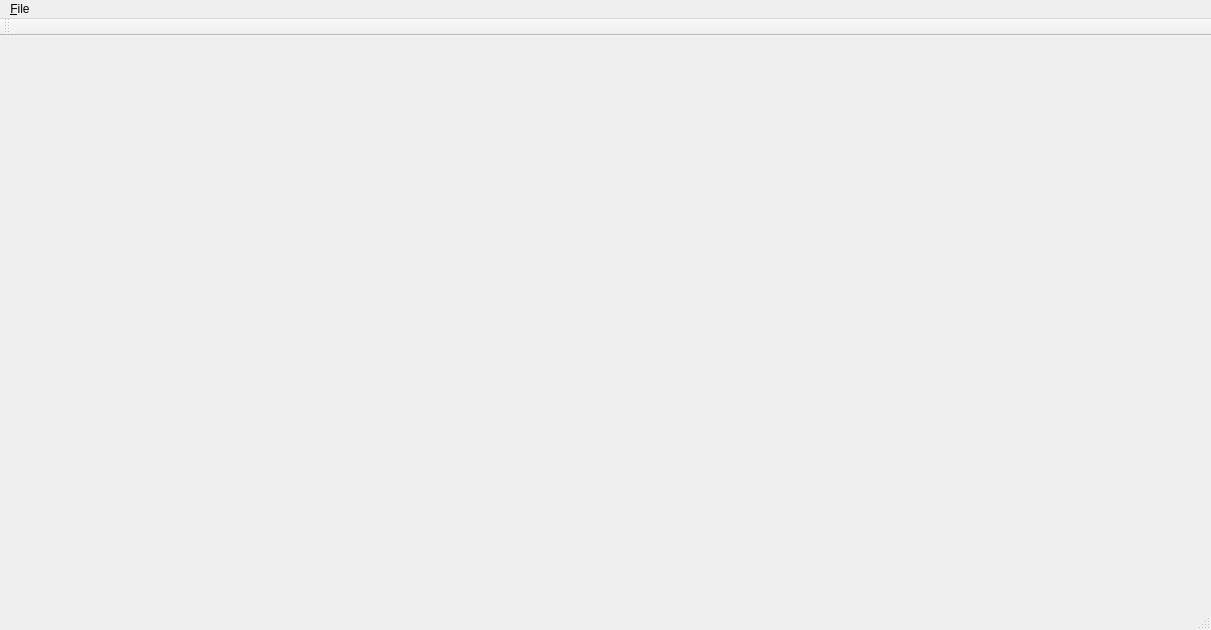
Old version of the form main_window.ui in the repository junchen88/Drone-Interface.
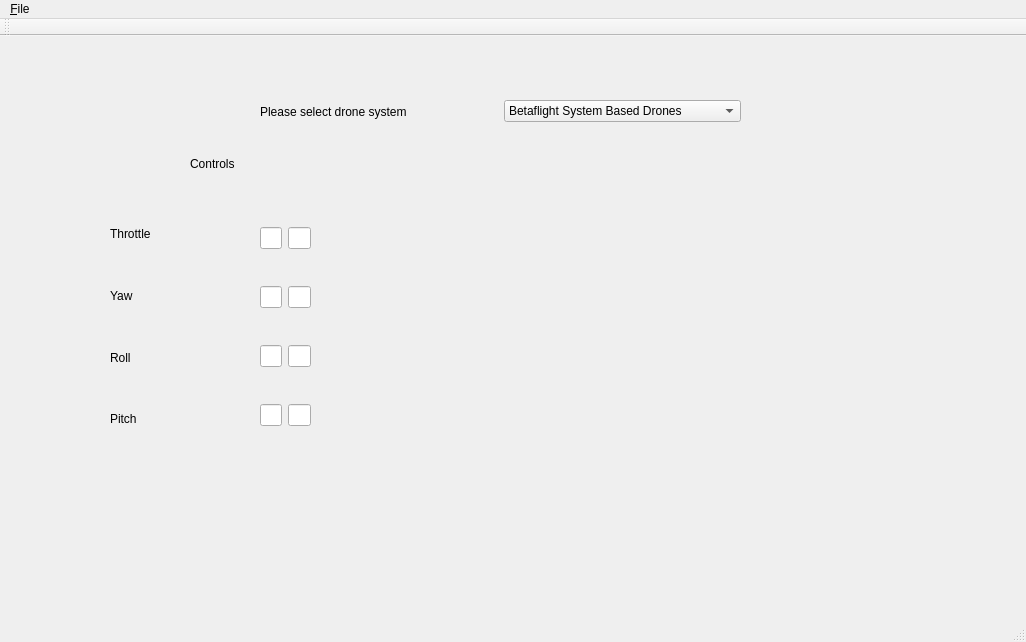
New version of the form. The open tabs and pages were chosen to show the change.

The edit to the form file:
```diff
--- a/main_window.ui
+++ b/main_window.ui
@@ -6,8 +6,8 @@
    <rect>
     <x>0</x>
     <y>0</y>
-    <width>1211</width>
-    <height>630</height>
+    <width>1026</width>
+    <height>642</height>
    </rect>
   </property>
   <property name="windowTitle">
@@ -19,7 +19,7 @@
      <rect>
       <x>0</x>
       <y>0</y>
-      <width>1001</width>
+      <width>1031</width>
       <height>581</height>
      </rect>
     </property>
@@ -286,7 +286,188 @@
       </property>
      </widget>
     </widget>
-    <widget class="QWidget" name="page_2"/>
+    <widget class="QWidget" name="page_2">
+     <widget class="QLabel" name="controlsSetLabel">
+      <property name="geometry">
+       <rect>
+        <x>190</x>
+        <y>120</y>
+        <width>57</width>
+        <height>15</height>
+       </rect>
+      </property>
+      <property name="text">
+       <string>Controls</string>
+      </property>
+     </widget>
+     <widget class="QWidget" name="layoutWidget">
+      <property name="geometry">
+       <rect>
+        <x>260</x>
+        <y>60</y>
+        <width>481</width>
+        <height>31</height>
+       </rect>
+      </property>
+      <layout class="QHBoxLayout" name="horizontalLayout">
+       <item>
+        <widget class="QLabel" name="typeBoxLabel">
+         <property name="text">
+          <string>Please select drone system</string>
+         </property>
+        </widget>
+       </item>
+       <item>
+        <widget class="QComboBox" name="typeDropDown">
+         <item>
+          <property name="text">
+           <string>Betaflight System Based Drones</string>
+          </property>
+         </item>
+         <item>
+          <property name="text">
+           <string>Ardupilot System Based Drones</string>
+          </property>
+         </item>
+        </widget>
+       </item>
+      </layout>
+     </widget>
+     <widget class="QWidget" name="layoutWidget">
+      <property name="geometry">
+       <rect>
+        <x>260</x>
+        <y>160</y>
+        <width>51</width>
+        <height>261</height>
+       </rect>
+      </property>
+      <layout class="QGridLayout" name="gridLayout">
+       <item row="0" column="0">
+        <widget class="QLineEdit" name="throttleSetUp">
+         <property name="text">
+          <string/>
+         </property>
+         <property name="maxLength">
+          <number>1</number>
+         </property>
+        </widget>
+       </item>
+       <item row="0" column="1">
+        <widget class="QLineEdit" name="throttleSetDown">
+         <property name="text">
+          <string/>
+         </property>
+         <property name="maxLength">
+          <number>1</number>
+         </property>
+        </widget>
+       </item>
+       <item row="1" column="0">
+        <widget class="QLineEdit" name="yawSetClockwise">
+         <property name="text">
+          <string/>
+         </property>
+         <property name="maxLength">
+          <number>1</number>
+         </property>
+        </widget>
+       </item>
+       <item row="1" column="1">
+        <widget class="QLineEdit" name="yawSetAnticlockwise">
+         <property name="text">
+          <string/>
+         </property>
+         <property name="maxLength">
+          <number>1</number>
+         </property>
+        </widget>
+       </item>
+       <item row="2" column="0">
+        <widget class="QLineEdit" name="rollSetLeft">
+         <property name="text">
+          <string/>
+         </property>
+         <property name="maxLength">
+          <number>1</number>
+         </property>
+        </widget>
+       </item>
+       <item row="2" column="1">
+        <widget class="QLineEdit" name="rollSetRight">
+         <property name="text">
+          <string/>
+         </property>
+         <property name="maxLength">
+          <number>1</number>
+         </property>
+        </widget>
+       </item>
+       <item row="3" column="0">
+        <widget class="QLineEdit" name="pitchSetFront">
+         <property name="text">
+          <string/>
+         </property>
+         <property name="maxLength">
+          <number>1</number>
+         </property>
+        </widget>
+       </item>
+       <item row="3" column="1">
+        <widget class="QLineEdit" name="pitchSetBack">
+         <property name="text">
+          <string/>
+         </property>
+         <property name="maxLength">
+          <number>1</number>
+         </property>
+        </widget>
+       </item>
+      </layout>
+     </widget>
+     <widget class="QWidget" name="layoutWidget">
+      <property name="geometry">
+       <rect>
+        <x>110</x>
+        <y>170</y>
+        <width>61</width>
+        <height>241</height>
+       </rect>
+      </property>
+      <layout class="QVBoxLayout" name="verticalLayout">
+       <item>
+        <widget class="QLabel" name="throttleSetLabel">
+         <property name="text">
+          <string>Throttle</string>
+         </property>
+        </widget>
+       </item>
+       <item>
+        <widget class="QLabel" name="yawSetLabel">
+         <property name="text">
+          <string>Yaw</string>
+         </property>
+        </widget>
+       </item>
+       <item>
+        <widget class="QLabel" name="rollSetLabel">
+         <property name="text">
+          <string>Roll</string>
+         </property>
+        </widget>
+       </item>
+       <item>
+        <widget class="QLabel" name="pitchSetLabel">
+         <property name="text">
+          <string>Pitch</string>
+         </property>
+        </widget>
+       </item>
+      </layout>
+     </widget>
+    </widget>
+    <widget class="QWidget" name="page_3"/>
+    <widget class="QWidget" name="page_4"/>
    </widget>
   </widget>
   <widget class="QMenuBar" name="menubar">
@@ -294,7 +475,7 @@
     <rect>
      <x>0</x>
      <y>0</y>
-     <width>1211</width>
+     <width>1026</width>
      <height>20</height>
     </rect>
    </property>
@@ -305,7 +486,6 @@
    </widget>
    <addaction name="menu_File"/>
   </widget>
-  <widget class="QStatusBar" name="statusbar"/>
   <widget class="QToolBar" name="toolBar">
    <property name="windowTitle">
     <string>toolBar</string>
@@ -317,6 +497,7 @@
     <bool>false</bool>
    </attribute>
   </widget>
+  <widget class="QStatusBar" name="statusbar"/>
  </widget>
  <resources/>
  <connections/>
```
Left out of the diff: 92 changed lines with no effect on the pictures.
